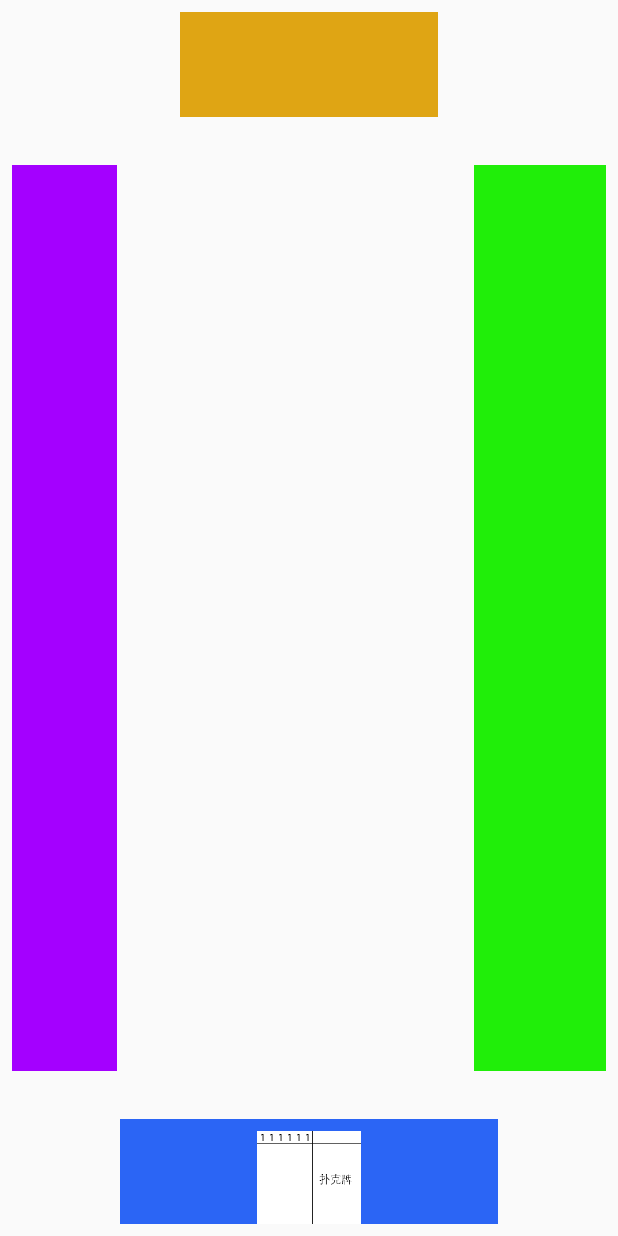
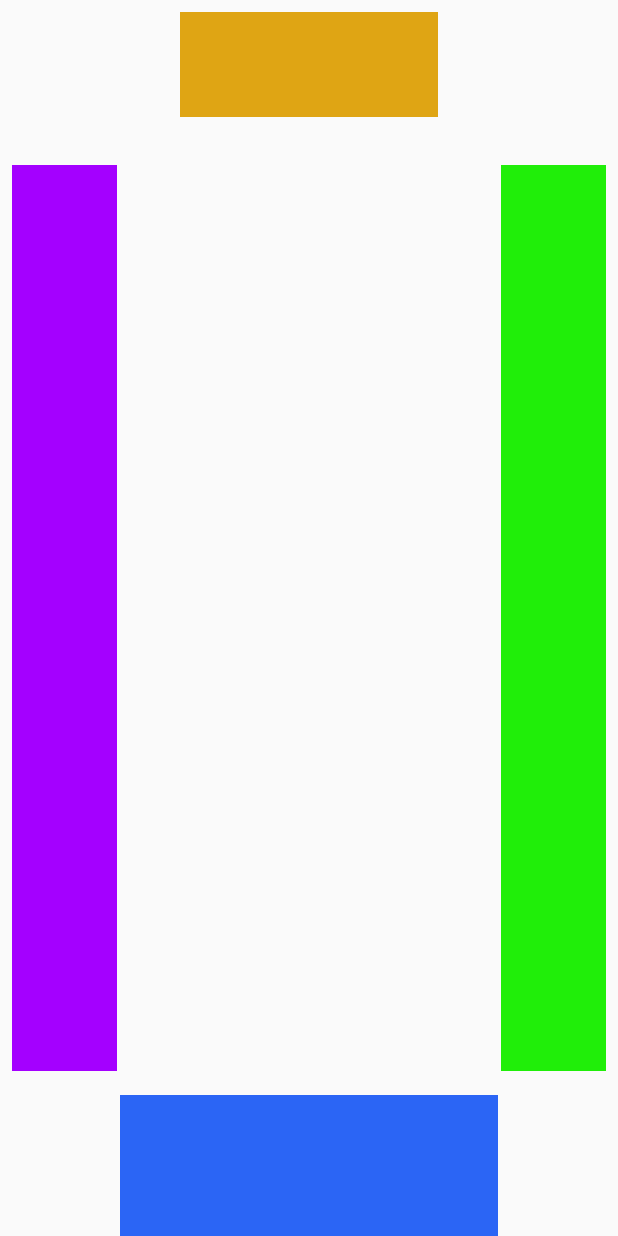
Before and after one commit to LinZong/ChuoDaidi, an Android app: the layout activity_main.xml on its own in the app's theme, with its tools: preview values and no code run, on a phone screen of 412 x 824 dp. Run offline under Robolectric (Android 15) with nearby library versions, the phone set to English and light mode, and no system bars.

Commit message:
Finish layout add element logic

```diff
--- a/app/build.gradle
+++ b/app/build.gradle
@@ -19,6 +19,10 @@ android {
     dataBinding {
         enabled = true
     }
+    compileOptions {
+        sourceCompatibility = '1.8'
+        targetCompatibility = '1.8'
+    }
 }
 
 dependencies {
--- a/app/src/main/java/com/nemesiss/chuodaidi/Utils/AppUtil.java
+++ b/app/src/main/java/com/nemesiss/chuodaidi/Utils/AppUtil.java
@@ -1,6 +1,7 @@
 package com.nemesiss.chuodaidi.Utils;
 
 import android.net.Uri;
+import com.nemesiss.chuodaidi.Activity.ChuoDaidiActivity;
 import com.nemesiss.chuodaidi.BuildConfig;
 
 public class AppUtil {
@@ -11,4 +12,9 @@ public class AppUtil {
     {
         return Uri.parse(RESOURCE + packageName + "/" + resId);
     }
+
+    public static int Dp2Px(int dp)
+    {
+        return (int)(ChuoDaidiActivity.getScale() * dp + 0.5f);
+    }
 }
--- /dev/null
+++ b/app/src/main/res/drawable/card_img_bored.xml
@@ -0,0 +1,12 @@
+<?xml version="1.0" encoding="utf-8"?>
+<layer-list xmlns:android="http://schemas.android.com/apk/res/android">
+    <item>
+        <shape android:shape="rectangle">
+            <padding android:bottom="1dp"/>
+            <padding android:left="1dp"/>
+            <padding android:right="1dp"/>
+            <padding android:top="1dp"/>
+            <stroke android:color="#000" android:width="1dp"/>
+        </shape>
+    </item>
+</layer-list>
--- a/app/src/main/res/layout/activity_main.xml
+++ b/app/src/main/res/layout/activity_main.xml
@@ -8,8 +8,7 @@
         tools:context=".Activity.MainActivity">
 
     <LinearLayout android:layout_width="0dp"
-                  android:layout_height="70dp"
-                  android:layout_marginBottom="8dp"
+                  android:layout_height="94dp"
                   app:layout_constraintBottom_toBottomOf="parent" app:layout_constraintStart_toStartOf="parent"
                   android:layout_marginStart="80dp" app:layout_constraintEnd_toEndOf="parent"
                   android:layout_marginEnd="80dp"
@@ -18,23 +17,42 @@
                   android:orientation="horizontal"
                   android:gravity="center_horizontal|bottom"
     >
-        <ImageView android:layout_width="39dp" android:layout_height="62dp"
-                   android:src="@drawable/poke_card_1"/>
-        <ImageView android:layout_width="39dp" android:layout_height="62dp"
-                   android:layout_marginStart="-33dp"
-                   android:src="@drawable/poke_card_1"/>
-        <ImageView android:layout_width="39dp" android:layout_height="62dp"
-                   android:layout_marginStart="-33dp"
-                   android:src="@drawable/poke_card_1"/>
-        <ImageView android:layout_width="39dp" android:layout_height="62dp"
-                   android:layout_marginStart="-33dp"
-                   android:src="@drawable/poke_card_1"/>
-        <ImageView android:layout_width="39dp" android:layout_height="62dp"
-                   android:layout_marginStart="-33dp"
-                   android:src="@drawable/poke_card_1"/>
-        <ImageView android:layout_width="39dp" android:layout_height="62dp"
-                   android:layout_marginStart="-33dp"
-                   android:src="@drawable/poke_card_1"/>
+        <!--        <ImageView android:layout_width="39dp" android:layout_height="62dp"-->
+        <!--                   android:background="@drawable/card_img_bored"-->
+        <!--                   android:src="@drawable/poke_card_1"-->
+        <!--                   android:scaleType="fitCenter"-->
+        <!--        />-->
+
+        <!--        <ImageView android:layout_width="39dp" android:layout_height="62dp"-->
+        <!--                   android:layout_marginStart="-33dp"-->
+        <!--                   android:src="@drawable/poke_card_1"-->
+        <!--                   android:background="@drawable/card_img_bored"-->
+        <!--                   android:scaleType="fitCenter"-->
+        <!--        />-->
+        <!--        <ImageView android:layout_width="39dp" android:layout_height="62dp"-->
+        <!--                   android:layout_marginStart="-33dp"-->
+        <!--                   android:src="@drawable/poke_card_1"-->
+        <!--                   android:background="@drawable/card_img_bored"-->
+        <!--                   android:scaleType="fitCenter"-->
+        <!--        />-->
+        <!--        <ImageView android:layout_width="39dp" android:layout_height="62dp"-->
+        <!--                   android:layout_marginStart="-33dp"-->
+        <!--                   android:src="@drawable/poke_card_1"-->
+        <!--                   android:background="@drawable/card_img_bored"-->
+        <!--                   android:scaleType="fitCenter"-->
+        <!--        />-->
+        <!--        <ImageView android:layout_width="39dp" android:layout_height="62dp"-->
+        <!--                   android:layout_marginStart="-33dp"-->
+        <!--                   android:src="@drawable/poke_card_1"-->
+        <!--                   android:background="@drawable/card_img_bored"-->
+        <!--                   android:scaleType="fitCenter"-->
+        <!--        />-->
+        <!--        <ImageView android:layout_width="39dp" android:layout_height="62dp"-->
+        <!--                   android:layout_marginStart="-33dp"-->
+        <!--                   android:src="@drawable/poke_card_1"-->
+        <!--                   android:background="@drawable/card_img_bored"-->
+        <!--                   android:scaleType="fitCenter"-->
+        <!--        />-->
     </LinearLayout>
 
     <LinearLayout android:layout_width="70dp" android:layout_height="0dp"
@@ -46,7 +64,7 @@
                   android:orientation="vertical"
     />
 
-    <LinearLayout android:layout_width="88dp" android:layout_height="0dp"
+    <LinearLayout android:layout_width="70dp" android:layout_height="0dp"
                   android:id="@+id/RightPlayerPokeCollection"
                   android:background="#20EE09"
                   app:layout_constraintEnd_toEndOf="parent" android:layout_marginEnd="8dp"
--- a/app/src/main/res/values/styles.xml
+++ b/app/src/main/res/values/styles.xml
@@ -1,7 +1,7 @@
 <resources>
 
     <!-- Base application theme. -->
-    <style name="AppTheme" parent="Theme.AppCompat.Light.DarkActionBar">
+    <style name="AppTheme" parent="Theme.AppCompat.Light.NoActionBar">
         <!-- Customize your theme here. -->
         <item name="colorPrimary">@color/colorPrimary</item>
         <item name="colorPrimaryDark">@color/colorPrimaryDark</item>
```
Also changed, not shown: app/src/main/java/com/nemesiss/chuodaidi/Activity/MainActivity.java (+112 -6 lines).
